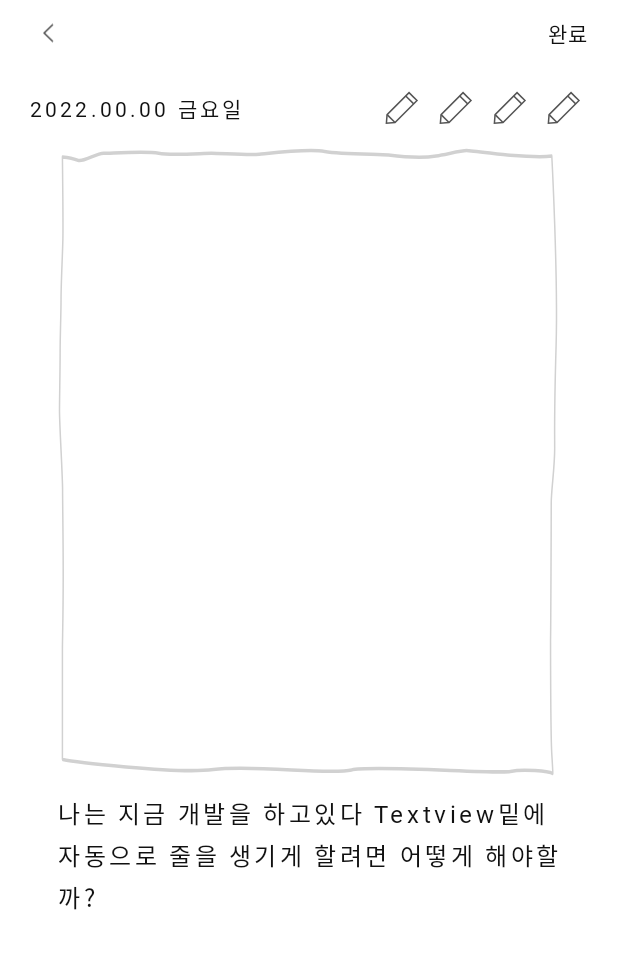
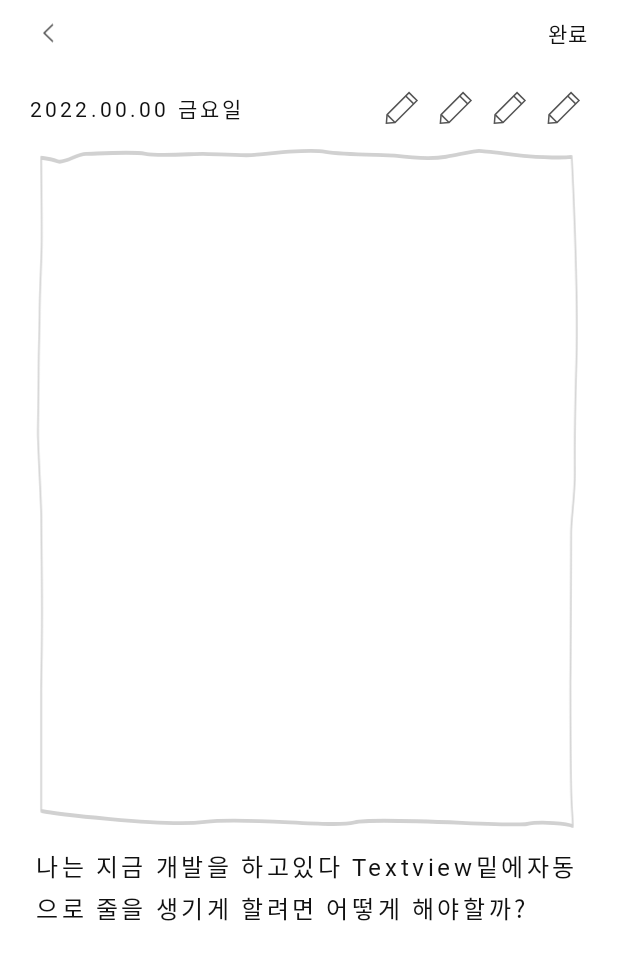
Before and after one commit to minjun3021/drawing, an Android app: the MakingDiaryFragment screen opened through its navigation route, on a phone screen of 412 x 824 dp. Shown: the top 960 px of the screen. Run offline under Robolectric (Android 15) with nearby library versions, the phone set to English and light mode, and no system bars; 1 statement that could not run was skipped.

Commit message:
xml 수정

```diff
--- a/app/src/main/res/layout/activity_main.xml
+++ b/app/src/main/res/layout/activity_main.xml
@@ -16,6 +16,5 @@
        app:layout_constraintLeft_toLeftOf="parent"
        app:layout_constraintRight_toRightOf="parent"
        app:layout_constraintTop_toTopOf="parent"
-       app:navGraph="@navigation/nav_main"
-       ></androidx.fragment.app.FragmentContainerView>
+       app:navGraph="@navigation/nav_main" />
 </androidx.constraintlayout.widget.ConstraintLayout>
--- a/app/src/main/res/layout/fragment_making_diary.xml
+++ b/app/src/main/res/layout/fragment_making_diary.xml
@@ -1,7 +1,6 @@
 <?xml version="1.0" encoding="utf-8"?>
 <androidx.constraintlayout.widget.ConstraintLayout xmlns:android="http://schemas.android.com/apk/res/android"
     xmlns:app="http://schemas.android.com/apk/res-auto"
-    xmlns:tools="http://schemas.android.com/tools"
     android:layout_width="match_parent"
     android:layout_height="match_parent">
 
@@ -115,27 +114,33 @@
 
     <ImageView
         android:id="@+id/fragment_making_bg"
-        android:layout_width="wrap_content"
+        android:layout_width="0dp"
+        android:layout_marginStart="24dp"
+        android:layout_marginEnd="24dp"
         android:layout_height="wrap_content"
+        android:adjustViewBounds="true"
         android:layout_marginTop="10dp"
+        android:maxWidth="319dp"
         android:src="@drawable/bg_making"
-        app:layout_constraintLeft_toLeftOf="parent"
-        app:layout_constraintRight_toRightOf="parent"
+        app:layout_constraintEnd_toEndOf="parent"
+        app:layout_constraintStart_toStartOf="parent"
         app:layout_constraintTop_toBottomOf="@id/fragment_making_layout2" />
 
     <TextView
         android:id="@+id/fragment_making_content"
-        android:layout_width="335dp"
-        android:layout_height="wrap_content"
+        android:layout_width="0dp"
+        android:layout_height="0dp"
         android:layout_marginTop="12dp"
         android:textColor="#111111"
         android:fontFamily="@font/uhbeeseulvely2"
+        android:layout_marginBottom="24dp"
         android:letterSpacing="0.15"
         android:lineSpacingExtra="4sp"
         android:text="나는 지금 개발을 하고있다 Textview밑에자동으로 줄을 생기게 할려면 어떻게 해야할까?"
         android:textSize="16sp"
-        app:layout_constraintLeft_toLeftOf="parent"
-        app:layout_constraintRight_toRightOf="parent"
+        app:layout_constraintBottom_toBottomOf="parent"
+        app:layout_constraintEnd_toEndOf="@id/fragment_making_bg"
+        app:layout_constraintStart_toStartOf="@id/fragment_making_bg"
         app:layout_constraintTop_toBottomOf="@id/fragment_making_bg" />
 
 
--- a/app/src/main/res/layout/fragment_typing_diary_content.xml
+++ b/app/src/main/res/layout/fragment_typing_diary_content.xml
@@ -1,7 +1,8 @@
 <?xml version="1.0" encoding="utf-8"?>
-<androidx.constraintlayout.widget.ConstraintLayout xmlns:android="http://schemas.android.com/apk/res/android"
+<LinearLayout xmlns:android="http://schemas.android.com/apk/res/android"
     xmlns:tools="http://schemas.android.com/tools"
     android:layout_width="match_parent"
+    android:orientation="vertical"
     android:layout_height="match_parent"
     xmlns:app="http://schemas.android.com/apk/res-auto">
 
@@ -20,7 +21,7 @@
             android:src="@drawable/ic_back"
             app:layout_constraintBottom_toBottomOf="parent"
             app:layout_constraintLeft_toLeftOf="parent"
-            app:layout_constraintTop_toTopOf="parent"></ImageView>
+            app:layout_constraintTop_toTopOf="parent" />
 
         <TextView
             android:id="@+id/fragment_content_okay"
@@ -40,4 +41,8 @@
 
     </androidx.constraintlayout.widget.ConstraintLayout>
 
-</androidx.constraintlayout.widget.ConstraintLayout>
+    <EditText
+        android:layout_width="match_parent"
+        android:layout_height="match_parent"/>
+
+</LinearLayout>
```
